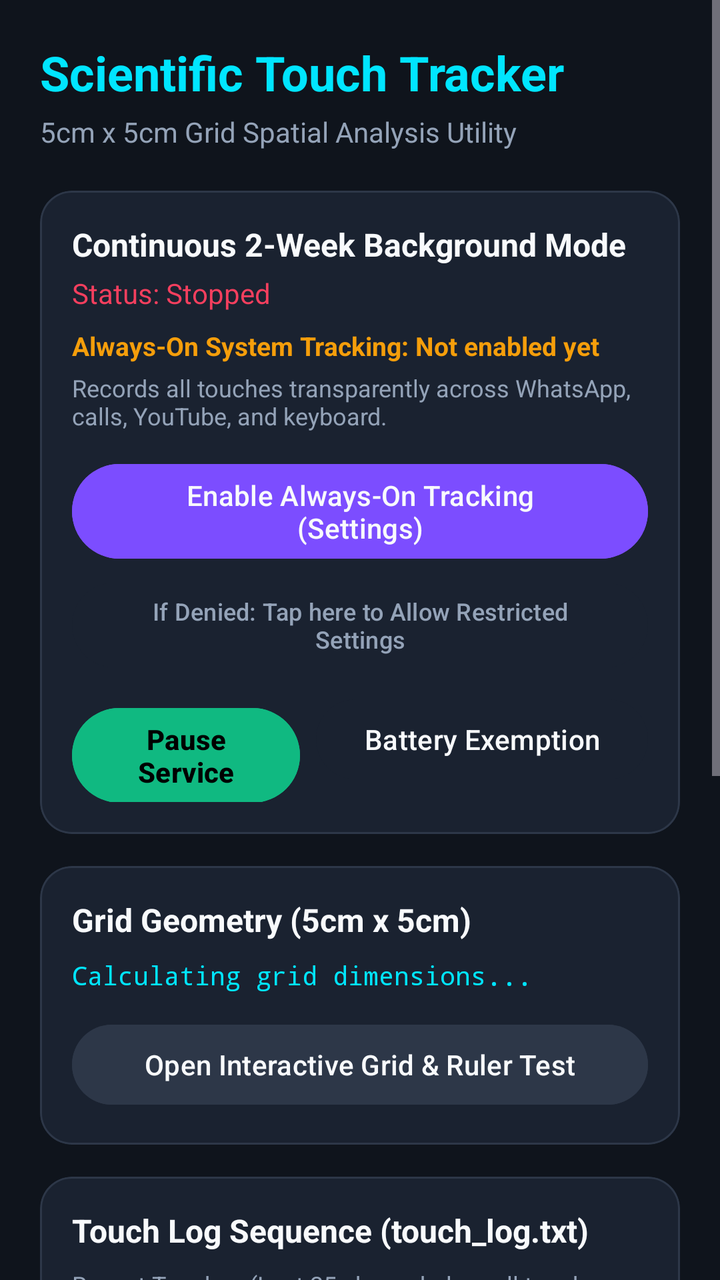
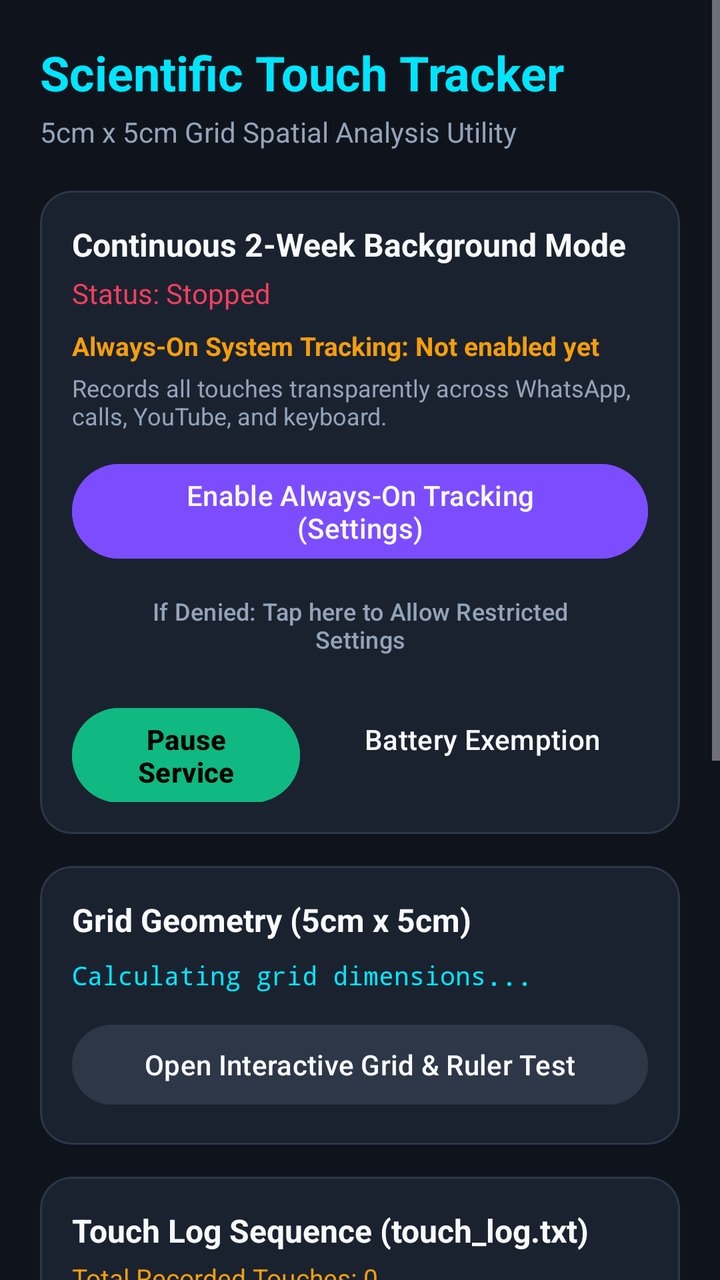

Before-and-after screenshots of an Android layout around one commit, followed by the original layout XML and the change that was made.
<!-- AndroidManifest.xml: application theme Theme.PixelTouchGrid -->
<!-- res/layout/activity_main.xml -->
<?xml version="1.0" encoding="utf-8"?>
<ScrollView xmlns:android="http://schemas.android.com/apk/res/android"
    xmlns:app="http://schemas.android.com/apk/res-auto"
    android:layout_width="match_parent"
    android:layout_height="match_parent"
    android:background="@color/background_dark"
    android:fillViewport="true">

    <LinearLayout
        android:layout_width="match_parent"
        android:layout_height="wrap_content"
        android:orientation="vertical"
        android:padding="20dp">

        
        <TextView
            android:layout_width="wrap_content"
            android:layout_height="wrap_content"
            android:text="Scientific Touch Tracker"
            android:textColor="@color/primary"
            android:textSize="24sp"
            android:textStyle="bold" />

        <TextView
            android:layout_width="wrap_content"
            android:layout_height="wrap_content"
            android:layout_marginTop="4dp"
            android:text="5cm x 5cm Grid Spatial Analysis Utility"
            android:textColor="@color/text_secondary"
            android:textSize="14sp" />

        
        <com.google.android.material.card.MaterialCardView
            android:layout_width="match_parent"
            android:layout_height="wrap_content"
            android:layout_marginTop="20dp"
            app:cardBackgroundColor="@color/surface_dark"
            app:cardCornerRadius="16dp"
            app:cardElevation="0dp"
            app:strokeColor="@color/card_stroke"
            app:strokeWidth="1dp">

            <LinearLayout
                android:layout_width="match_parent"
                android:layout_height="wrap_content"
                android:orientation="vertical"
                android:padding="16dp">

                <TextView
                    android:layout_width="wrap_content"
                    android:layout_height="wrap_content"
                    android:text="Continuous 2-Week Background Mode"
                    android:textColor="@color/text_primary"
                    android:textSize="16sp"
                    android:textStyle="bold" />

                <TextView
                    android:id="@+id/tvServiceStatus"
                    android:layout_width="wrap_content"
                    android:layout_height="wrap_content"
                    android:layout_marginTop="4dp"
                    android:text="Status: Stopped"
                    android:textColor="@color/accent_rose"
                    android:textSize="14sp" />

                <TextView
                    android:id="@+id/tvAccessibilityStatus"
                    android:layout_width="match_parent"
                    android:layout_height="wrap_content"
                    android:layout_marginTop="8dp"
                    android:text="Always-On System Tracking: Not enabled yet"
                    android:textColor="@color/accent_amber"
                    android:textSize="13sp"
                    android:textStyle="bold" />

                <TextView
                    android:layout_width="match_parent"
                    android:layout_height="wrap_content"
                    android:layout_marginTop="4dp"
                    android:text="Records all touches transparently across WhatsApp, calls, YouTube, and keyboard."
                    android:textColor="@color/text_secondary"
                    android:textSize="12sp" />

                <Button
                    android:id="@+id/btnOpenAccessibility"
                    android:layout_width="match_parent"
                    android:layout_height="wrap_content"
                    android:layout_marginTop="12dp"
                    android:backgroundTint="@color/secondary"
                    android:text="Enable Always-On Tracking (Settings)"
                    android:textColor="@color/text_primary" />

                <Button
                    android:id="@+id/btnUnlockRestricted"
                    android:layout_width="match_parent"
                    android:layout_height="wrap_content"
                    android:layout_marginTop="4dp"
                    android:backgroundTint="@color/surface_dark"
                    android:text="If Denied: Tap here to Allow Restricted Settings"
                    android:textColor="@color/text_secondary"
                    android:textSize="12sp" />

                <LinearLayout
                    android:layout_width="match_parent"
                    android:layout_height="wrap_content"
                    android:layout_marginTop="8dp"
                    android:orientation="horizontal">

                    <Button
                        android:id="@+id/btnToggleService"
                        android:layout_width="0dp"
                        android:layout_height="wrap_content"
                        android:layout_weight="1"
                        android:backgroundTint="@color/accent_green"
                        android:text="Pause Service"
                        android:textColor="#000000"
                        android:textStyle="bold" />

                    <Button
                        android:id="@+id/btnBatteryWhitelist"
                        android:layout_width="wrap_content"
                        android:layout_height="wrap_content"
                        android:layout_marginStart="8dp"
                        android:backgroundTint="@color/surface_dark"
                        android:text="Battery Exemption"
                        android:textColor="@color/text_primary" />
                </LinearLayout>

            </LinearLayout>
        </com.google.android.material.card.MaterialCardView>

        
        <com.google.android.material.card.MaterialCardView
            android:layout_width="match_parent"
            android:layout_height="wrap_content"
            android:layout_marginTop="16dp"
            app:cardBackgroundColor="@color/surface_dark"
            app:cardCornerRadius="16dp"
            app:cardElevation="0dp"
            app:strokeColor="@color/card_stroke"
            app:strokeWidth="1dp">

            <LinearLayout
                android:layout_width="match_parent"
                android:layout_height="wrap_content"
                android:orientation="vertical"
                android:padding="16dp">

                <TextView
                    android:layout_width="wrap_content"
                    android:layout_height="wrap_content"
                    android:text="Grid Geometry (5cm x 5cm)"
                    android:textColor="@color/text_primary"
                    android:textSize="16sp"
                    android:textStyle="bold" />

                <TextView
                    android:id="@+id/tvGridDetails"
                    android:layout_width="match_parent"
                    android:layout_height="wrap_content"
                    android:layout_marginTop="8dp"
                    android:fontFamily="monospace"
                    android:text="Calculating grid dimensions..."
                    android:textColor="@color/primary"
                    android:textSize="13sp" />

                <Button
                    android:id="@+id/btnOpenCalibration"
                    android:layout_width="match_parent"
                    android:layout_height="wrap_content"
                    android:layout_marginTop="12dp"
                    android:backgroundTint="@color/card_stroke"
                    android:text="Open Interactive Grid &amp; Ruler Test"
                    android:textColor="@color/text_primary" />

            </LinearLayout>
        </com.google.android.material.card.MaterialCardView>

        
        <com.google.android.material.card.MaterialCardView
            android:layout_width="match_parent"
            android:layout_height="wrap_content"
            android:layout_marginTop="16dp"
            app:cardBackgroundColor="@color/surface_dark"
            app:cardCornerRadius="16dp"
            app:cardElevation="0dp"
            app:strokeColor="@color/card_stroke"
            app:strokeWidth="1dp">

            <LinearLayout
                android:layout_width="match_parent"
                android:layout_height="wrap_content"
                android:orientation="vertical"
                android:padding="16dp">

                <TextView
                    android:layout_width="wrap_content"
                    android:layout_height="wrap_content"
                    android:text="Touch Log Sequence (touch_log.txt)"
                    android:textColor="@color/text_primary"
                    android:textSize="16sp"
                    android:textStyle="bold" />

                <TextView
                    android:layout_width="wrap_content"
                    android:layout_height="wrap_content"
                    android:layout_marginTop="8dp"
                    android:text="Recent Touches (Last 25 shown below, all touches saved to file):"
                    android:textColor="@color/text_secondary"
                    android:textSize="12sp" />

                
                <TextView
                    android:id="@+id/tvLogPreview"
                    android:layout_width="match_parent"
                    android:layout_height="wrap_content"
                    android:layout_marginTop="6dp"
                    android:background="#0A0E14"
                    android:fontFamily="monospace"
                    android:padding="12dp"
                    android:text="No touches recorded yet"
                    android:textColor="@color/text_primary"
                    android:textSize="14sp" />

                <Button
                    android:id="@+id/btnViewFullLog"
                    android:layout_width="match_parent"
                    android:layout_height="wrap_content"
                    android:layout_marginTop="8dp"
                    android:backgroundTint="@color/card_stroke"
                    android:text="View Full touch_log.txt File"
                    android:textColor="@color/text_primary" />

                <LinearLayout
                    android:layout_width="match_parent"
                    android:layout_height="wrap_content"
                    android:layout_marginTop="8dp"
                    android:orientation="horizontal">

                    <Button
                        android:id="@+id/btnExportLog"
                        android:layout_width="0dp"
                        android:layout_height="wrap_content"
                        android:layout_weight="1"
                        android:backgroundTint="@color/primary"
                        android:text="Export / Share Log"
                        android:textColor="#000000"
                        android:textStyle="bold" />

                    <Button
                        android:id="@+id/btnClearLog"
                        android:layout_width="wrap_content"
                        android:layout_height="wrap_content"
                        android:layout_marginStart="8dp"
                        android:backgroundTint="@color/card_stroke"
                        android:text="Clear"
                        android:textColor="@color/accent_rose" />
                </LinearLayout>

            </LinearLayout>
        </com.google.android.material.card.MaterialCardView>

        
        <com.google.android.material.card.MaterialCardView
            android:layout_width="match_parent"
            android:layout_height="wrap_content"
            android:layout_marginTop="16dp"
            android:layout_marginBottom="24dp"
            app:cardBackgroundColor="@color/surface_dark"
            app:cardCornerRadius="16dp"
            app:cardElevation="0dp"
            app:strokeColor="@color/card_stroke"
            app:strokeWidth="1dp">

            <LinearLayout
                android:layout_width="match_parent"
                android:layout_height="wrap_content"
                android:orientation="vertical"
                android:padding="16dp">

                <TextView
                    android:layout_width="wrap_content"
                    android:layout_height="wrap_content"
                    android:text="Remote Git Over-The-Air (OTA) Updates"
                    android:textColor="@color/text_primary"
                    android:textSize="16sp"
                    android:textStyle="bold" />

                <TextView
                    android:id="@+id/tvUpdateStatus"
                    android:layout_width="wrap_content"
                    android:layout_height="wrap_content"
                    android:layout_marginTop="4dp"
                    android:text="App Version: v1.0.0 (Local Build)"
                    android:textColor="@color/text_secondary"
                    android:textSize="13sp" />

                <Button
                    android:id="@+id/btnCheckUpdates"
                    android:layout_width="match_parent"
                    android:layout_height="wrap_content"
                    android:layout_marginTop="12dp"
                    android:backgroundTint="@color/card_stroke"
                    android:text="Check for Remote Git Updates"
                    android:textColor="@color/text_primary" />

            </LinearLayout>
        </com.google.android.material.card.MaterialCardView>

    </LinearLayout>
</ScrollView>
<!-- resources referenced by this layout -->
<resources>
  <color name="accent_amber">#F59E0B</color>
  <color name="accent_green">#10B981</color>
  <color name="accent_rose">#F43F5E</color>
  <color name="background_dark">#0F141C</color>
  <color name="card_stroke">#2D3748</color>
  <color name="primary">#00E5FF</color>
  <color name="secondary">#7C4DFF</color>
  <color name="surface_dark">#1A2230</color>
  <color name="text_primary">#F8FAFC</color>
  <color name="text_secondary">#94A3B8</color>
  <style name="Theme.PixelTouchGrid" parent="Theme.Material3.Dark.NoActionBar">
          <item name="colorPrimary">@color/primary</item>
          <item name="colorSecondary">@color/secondary</item>
          <item name="android:windowBackground">@color/background_dark</item>
          <item name="android:statusBarColor">@color/background_dark</item>
          <item name="android:navigationBarColor">@color/background_dark</item>
      </style>
</resources>

<!-- the commit's change to res/layout/activity_main.xml (unified diff, before → after) -->
@@ -202,6 +202,15 @@
                     android:textStyle="bold" />
 
                 <TextView
+                    android:id="@+id/tvTouchCounter"
+                    android:layout_width="wrap_content"
+                    android:layout_height="wrap_content"
+                    android:layout_marginTop="4dp"
+                    android:text="Total Recorded Touches: 0"
+                    android:textColor="@color/accent_amber"
+                    android:textSize="13sp" />
+
+                <TextView
                     android:layout_width="wrap_content"
                     android:layout_height="wrap_content"
                     android:layout_marginTop="8dp"
